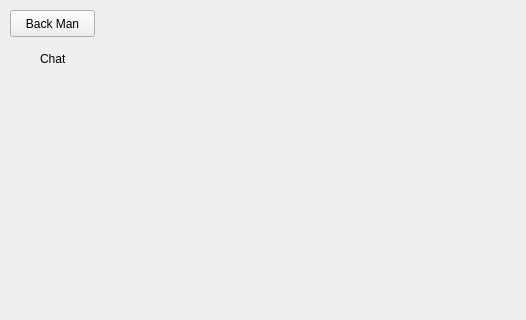
Before: the Qt Designer form PernikovaChaloupka/jezibaba.ui in pkubatrh/maraton0, drawn with Qt 5; both pictures show x 0 to 526 and y 0 to 320 of the 800 by 600 pixel window.
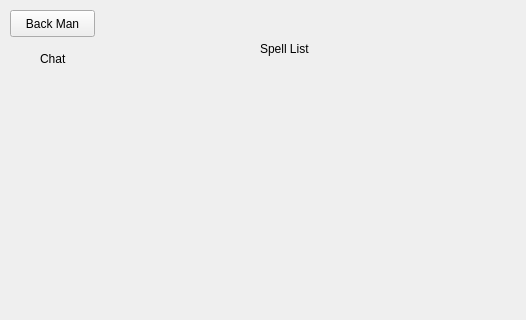
After: the same form once the commit is applied. Custom widgets are drawn as their Qt base class.

Commit message: Incorporated spell list

```diff
--- a/PernikovaChaloupka/jezibaba.ui
+++ b/PernikovaChaloupka/jezibaba.ui
@@ -40,6 +40,19 @@
      <string>Back Man</string>
     </property>
    </widget>
+   <widget class="ClickableLabel" name="label_2">
+    <property name="geometry">
+     <rect>
+      <x>260</x>
+      <y>40</y>
+      <width>53</width>
+      <height>17</height>
+     </rect>
+    </property>
+    <property name="text">
+     <string>Spell List</string>
+    </property>
+   </widget>
   </widget>
   <widget class="QStatusBar" name="statusbar"/>
  </widget>
```
The commit also changes 6 other files.
